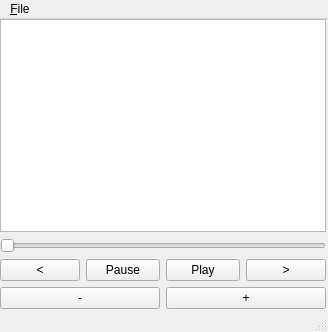
Above: MainWindow.ui from gmb9/QT-Work-2 before the change. Below: the same form after it.
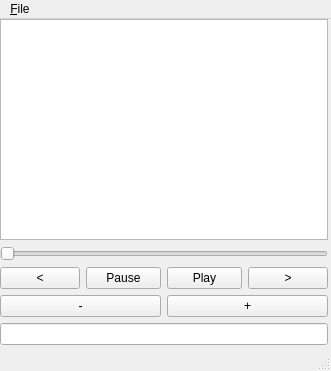
That is the form after the change.

Commit message: basic functionality (pause, play, volume +/-)

```diff
--- a/MainWindow.ui
+++ b/MainWindow.ui
@@ -6,8 +6,8 @@
    <rect>
     <x>0</x>
     <y>0</y>
-    <width>328</width>
-    <height>332</height>
+    <width>331</width>
+    <height>371</height>
    </rect>
   </property>
   <property name="windowTitle">
@@ -19,10 +19,12 @@
      <rect>
       <x>0</x>
       <y>0</y>
-      <width>326</width>
-      <height>290</height>
+      <width>328</width>
+      <height>326</height>
      </rect>
     </property>
+    <layout class="QVBoxLayout" name="verticalLayout_4">
+     <item>
     <layout class="QVBoxLayout" name="verticalLayout_2">
      <item>
       <layout class="QHBoxLayout" name="horizontalLayout">
@@ -100,6 +102,11 @@
       </layout>
      </item>
     </layout>
+     </item>
+     <item>
+      <widget class="QLineEdit" name="text"/>
+     </item>
+    </layout>
    </widget>
   </widget>
   <widget class="QMenuBar" name="menubar">
@@ -107,7 +114,7 @@
     <rect>
      <x>0</x>
      <y>0</y>
-     <width>328</width>
+     <width>331</width>
      <height>21</height>
     </rect>
    </property>
```
Lines whose indentation alone changed are shown as unchanged. The commit also changes 1 other file.
